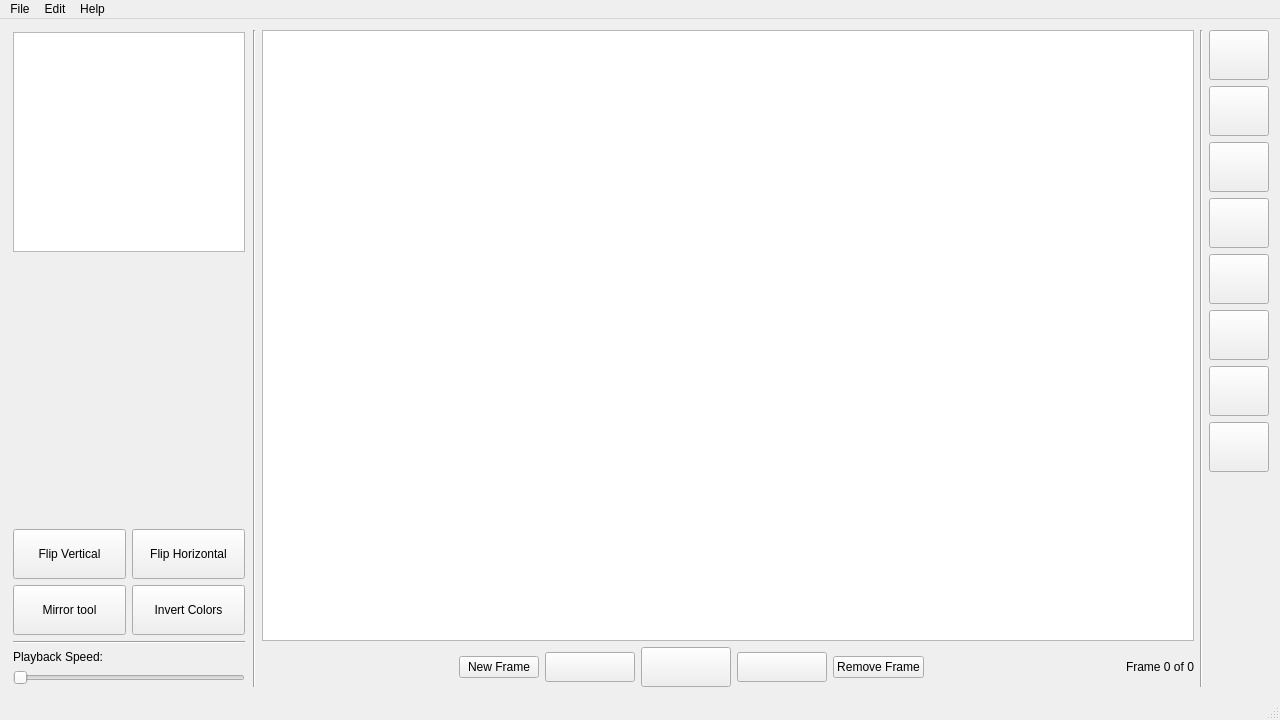
Old version of the form A6-SpriteEditor/A6-SpriteEditor/mainwindow.ui in the repository thePeterPan/CS3505-2016.
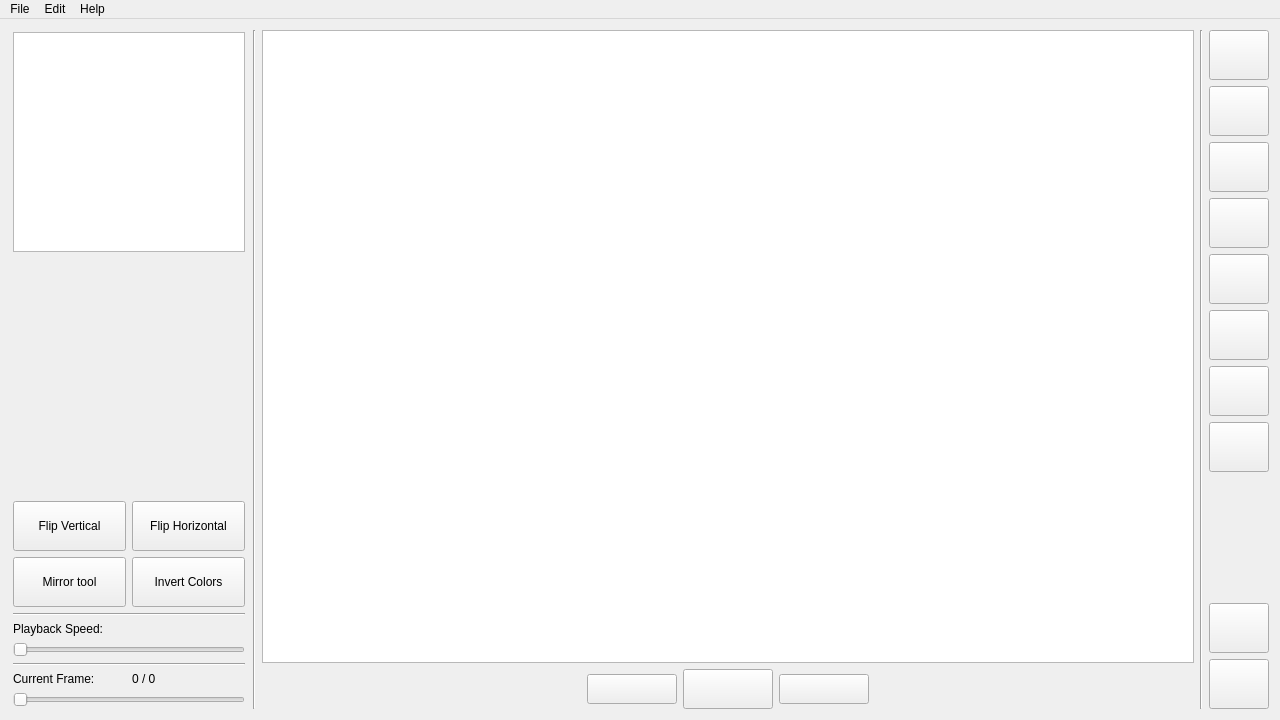
New version of the form. Icons and pictures are not drawn. Custom widgets are drawn as their Qt base class.

Commit message:
Housekeeping and minor changes to +- frames.
Added new icons for the add and delete frame buttons, moved them to the toolbar, renamed them so they are manually connected to slots.

```diff
--- a/A6-SpriteEditor/A6-SpriteEditor/mainwindow.ui
+++ b/A6-SpriteEditor/A6-SpriteEditor/mainwindow.ui
@@ -13,7 +13,7 @@
   <property name="minimumSize">
    <size>
     <width>835</width>
-    <height>500</height>
+    <height>720</height>
    </size>
   </property>
   <property name="windowTitle">
@@ -40,6 +40,13 @@
         <property name="bottomMargin">
          <number>2</number>
         </property>
+        <item row="12" column="0" colspan="2">
+         <widget class="Line" name="line_4">
+          <property name="orientation">
+           <enum>Qt::Horizontal</enum>
+          </property>
+         </widget>
+        </item>
         <item row="8" column="1">
          <widget class="QPushButton" name="invertColors_pushButton">
           <property name="minimumSize">
@@ -190,6 +197,42 @@
           </property>
          </widget>
         </item>
+        <item row="13" column="0">
+         <widget class="QLabel" name="currentFrame_label">
+          <property name="text">
+           <string>Current Frame:</string>
+          </property>
+         </widget>
+        </item>
+        <item row="14" column="0" colspan="2">
+         <widget class="QSlider" name="currentFrame_horizontalSlider">
+          <property name="orientation">
+           <enum>Qt::Horizontal</enum>
+          </property>
+         </widget>
+        </item>
+        <item row="13" column="1">
+         <widget class="QLabel" name="currentFrameIndex_label">
+          <property name="minimumSize">
+           <size>
+            <width>0</width>
+            <height>0</height>
+           </size>
+          </property>
+          <property name="lineWidth">
+           <number>1</number>
+          </property>
+          <property name="text">
+           <string>0 / 0</string>
+          </property>
+          <property name="alignment">
+           <set>Qt::AlignLeading|Qt::AlignLeft|Qt::AlignVCenter</set>
+          </property>
+          <property name="margin">
+           <number>0</number>
+          </property>
+         </widget>
+        </item>
        </layout>
       </item>
       <item>
@@ -219,13 +262,6 @@
             </property>
            </spacer>
           </item>
-          <item>
-           <widget class="QPushButton" name="addFrame_pushButton">
-            <property name="text">
-             <string>New Frame</string>
-            </property>
-           </widget>
-          </item>
           <item>
            <widget class="QPushButton" name="prevFrame_pushButton">
             <property name="sizePolicy">
@@ -316,13 +352,6 @@
             </property>
            </widget>
           </item>
-          <item>
-           <widget class="QPushButton" name="removeFrame_pushButton">
-            <property name="text">
-             <string>Remove Frame</string>
-            </property>
-           </widget>
-          </item>
           <item>
            <spacer name="horizontalSpacer_2">
             <property name="orientation">
@@ -336,13 +365,6 @@
             </property>
            </spacer>
           </item>
-          <item>
-           <widget class="QLabel" name="frameIndexLabel">
-            <property name="text">
-             <string>Frame 0 of 0</string>
-            </property>
-           </widget>
-          </item>
          </layout>
         </item>
        </layout>
@@ -640,13 +662,88 @@
           </property>
          </spacer>
         </item>
+        <item>
+         <widget class="QPushButton" name="addFrame_pushButton">
+          <property name="sizePolicy">
+           <sizepolicy hsizetype="Fixed" vsizetype="Fixed">
+            <horstretch>0</horstretch>
+            <verstretch>0</verstretch>
+           </sizepolicy>
+          </property>
+          <property name="minimumSize">
+           <size>
+            <width>60</width>
+            <height>50</height>
+           </size>
+          </property>
+          <property name="maximumSize">
+           <size>
+            <width>60</width>
+            <height>50</height>
+           </size>
+          </property>
+          <property name="toolTip">
+           <string>Add New Frame</string>
+          </property>
+          <property name="text">
+           <string/>
+          </property>
+          <property name="icon">
+           <iconset resource="resources.qrc">
+            <normaloff>:/icons/icons/square-add_white.svg</normaloff>:/icons/icons/square-add_white.svg</iconset>
+          </property>
+          <property name="iconSize">
+           <size>
+            <width>25</width>
+            <height>25</height>
+           </size>
+          </property>
+         </widget>
+        </item>
+        <item>
+         <widget class="QPushButton" name="removeFrame_pushButton">
+          <property name="sizePolicy">
+           <sizepolicy hsizetype="Fixed" vsizetype="Fixed">
+            <horstretch>0</horstretch>
+            <verstretch>0</verstretch>
+           </sizepolicy>
+          </property>
+          <property name="minimumSize">
+           <size>
+            <width>60</width>
+            <height>50</height>
+           </size>
+          </property>
+          <property name="maximumSize">
+           <size>
+            <width>60</width>
+            <height>50</height>
+           </size>
+          </property>
+          <property name="toolTip">
+           <string>Delete Frame</string>
+          </property>
+          <property name="text">
+           <string/>
+          </property>
+          <property name="icon">
+           <iconset resource="resources.qrc">
+            <normaloff>:/icons/icons/trash_white.svg</normaloff>:/icons/icons/trash_white.svg</iconset>
+          </property>
+          <property name="iconSize">
+           <size>
+            <width>25</width>
+            <height>25</height>
+           </size>
+          </property>
+         </widget>
+        </item>
        </layout>
       </item>
      </layout>
     </item>
    </layout>
   </widget>
-  <widget class="QStatusBar" name="statusBar"/>
   <widget class="QMenuBar" name="menuBar">
    <property name="geometry">
     <rect>
```
Left out of the diff: 33 changed lines with no effect on the pictures. The commit also changes 7 other files.
